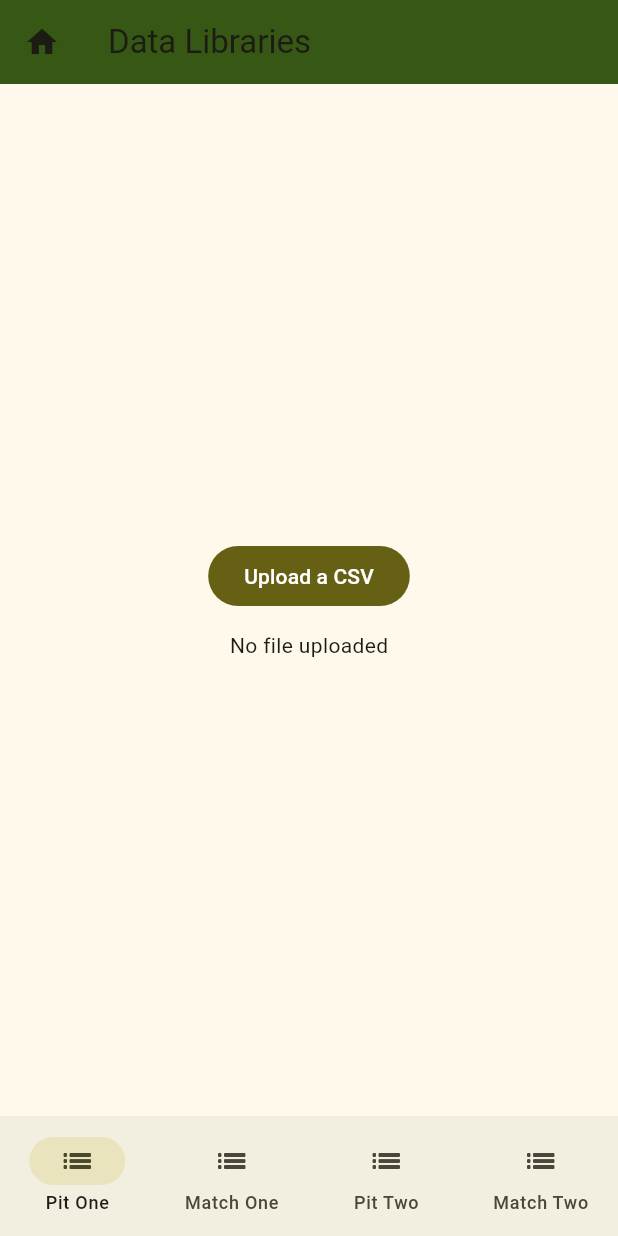
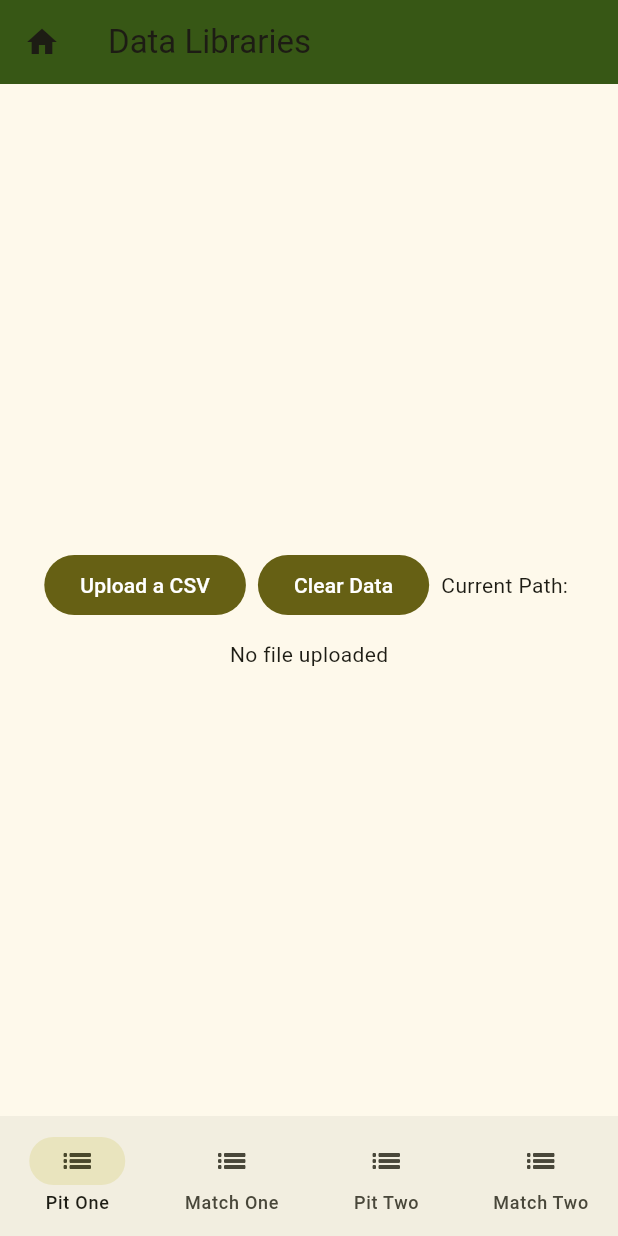
Before and after one commit to joshlee303/FRC-Adjutant, a Flutter app: the screen it shows after launch, after a tap on "Data Libraries", on a phone screen of 412 x 824 dp. Run offline on Flutter 3.47's test engine with Material 3 defaults, Android fonts, the phone set to English and light mode, and no system bars; our stand-ins replace file_picker, shared_preferences; missing offline and left inert: cbor, dartframe, graphic.

Commit message:
Actually didn't even bother using the file storage system. Instead, shared_preferences are used to keep track of previously used file paths, and uses the last known file path to automatically pull data if that file still exists. Clear data works properly now, just uses a boolean.

```diff
--- a/lib/data_library.dart
+++ b/lib/data_library.dart
@@ -6,6 +6,7 @@ import 'package:flutter/widgets.dart';
 import 'package:dartframe/dartframe.dart';
 import 'package:file_picker/file_picker.dart';
 import 'package:frc_adjutant/widgets.dart';
+import 'package:shared_preferences/shared_preferences.dart';
 
 class DataLibrary extends StatefulWidget {
   final Map<String, dynamic> library;
@@ -25,6 +26,38 @@ class DataLibrary extends StatefulWidget {
 
 class _DataLibraryState extends State<DataLibrary> {
   DataFrame? testLibrary;
+  String currentPath = "";
+  bool refresh = false;
+
+  Future<void> setPath(String path) async {
+    SharedPreferences pref = await SharedPreferences.getInstance();
+
+    pref.setString("${widget.name}Path", path);
+    currentPath = path;
+  }
+
+  Future<void> loadFromPath() async {
+    SharedPreferences pref = await SharedPreferences.getInstance();
+
+    final path = (pref.get("${widget.name}Path") ?? "") as String;
+
+    final pathWorks = await File(path).exists();
+
+    if (pathWorks) {
+      final df = await File(path);
+      currentPath = path;
+
+      final intermediary = await FileReader.readCsv(df.path); // Test Library assignment
+
+      setState(() {
+        testLibrary = intermediary;
+
+        setLibrary(intermediary);
+
+        widget.onDataChanged({widget.name: widget.library[widget.name]});
+      });
+    }
+  }
 
   Set sortTeams(Series<dynamic> t) {
     Set sortedSet = {};
@@ -41,8 +74,13 @@ class _DataLibraryState extends State<DataLibrary> {
   void uploadCSV() async {
     FilePickerResult? result = await FilePicker.platform.pickFiles(); // Opens the file picker window
 
+    //TODO: read file onto the proper document storage file by widget.name comparison
+    //overwrite the existing file there
+
     if (result != null && result.files.single.path != null) {
       final df = await File(result.files.single.path!);
+
+      setPath(result.files.single.path!);
 
       final intermediary = await FileReader.readCsv(df.path); // Test Library assignment
 
@@ -119,10 +157,13 @@ class _DataLibraryState extends State<DataLibrary> {
 
   @override
   Widget build(BuildContext context) {
+    loadFromPath();
+
     return Center(
       child: Column(
         mainAxisAlignment: MainAxisAlignment.center,
         children: <Widget>[
+          SizedBox(height: 12),
           Row(
             mainAxisAlignment: MainAxisAlignment.center,
             children: [
@@ -132,26 +173,35 @@ class _DataLibraryState extends State<DataLibrary> {
                   child: const Text('Upload a CSV')
                 )
               ),
-              // const SizedBox(width: 8),
-              // Flexible(
-              //   child: FilledButton( // File selection button
-              //     onPressed: uploadCBOR,
-              //     child: const Text('Upload a CBOR')
-              //   )
-              // ),
+              SizedBox(width: 8),
+              Flexible(
+                child: FilledButton(
+                  onPressed: () {
+                    setState(() {
+                      widget.library[widget.name] = Map<int, DataFrame>;
+                      setPath("");
+                      refresh = !refresh;
+                    });
+                  },
+                  child: const Text('Clear Data')
+                )
+              ),
+              SizedBox(width: 8),
+              Text("Current Path: $currentPath")
             ],
           ),
           const SizedBox(height: 12),
           if (widget.library[widget.name] is! Map<int, DataFrame> || (widget.library[widget.name] as Map<int, DataFrame>).isEmpty)
-            Text('No file uploaded')
+            Text('No file uploaded') //TODO: change this if statement to also check for existing files in the pit/match directory
           else
             Expanded(
               child: SingleChildScrollView(
+                key: ValueKey(refresh),
                 child: Column(
                   children: [
                     for (MapEntry<int, DataFrame> entry in (widget.library[widget.name] as Map<int, DataFrame>).entries)
                       DataSheet(
-                        dataMap: widget.library[widget.name][entry.key],
+                        dataMap: widget.library[widget.name][entry.key], //TODO: need a function to check for existing files and read from that
                         name: entry.key,
                       ),
                   ]
--- a/pubspec.yaml
+++ b/pubspec.yaml
@@ -39,6 +39,8 @@ dependencies:
   auto_size_text: ^3.0.0
   cbor: ^6.5.1
   graphic: ^2.7.0
+  path_provider: ^2.1.5
+  shared_preferences: ^2.5.5
 
 dev_dependencies:
   flutter_test:
```
Also changed, not shown: pubspec.lock, 3 other files.
